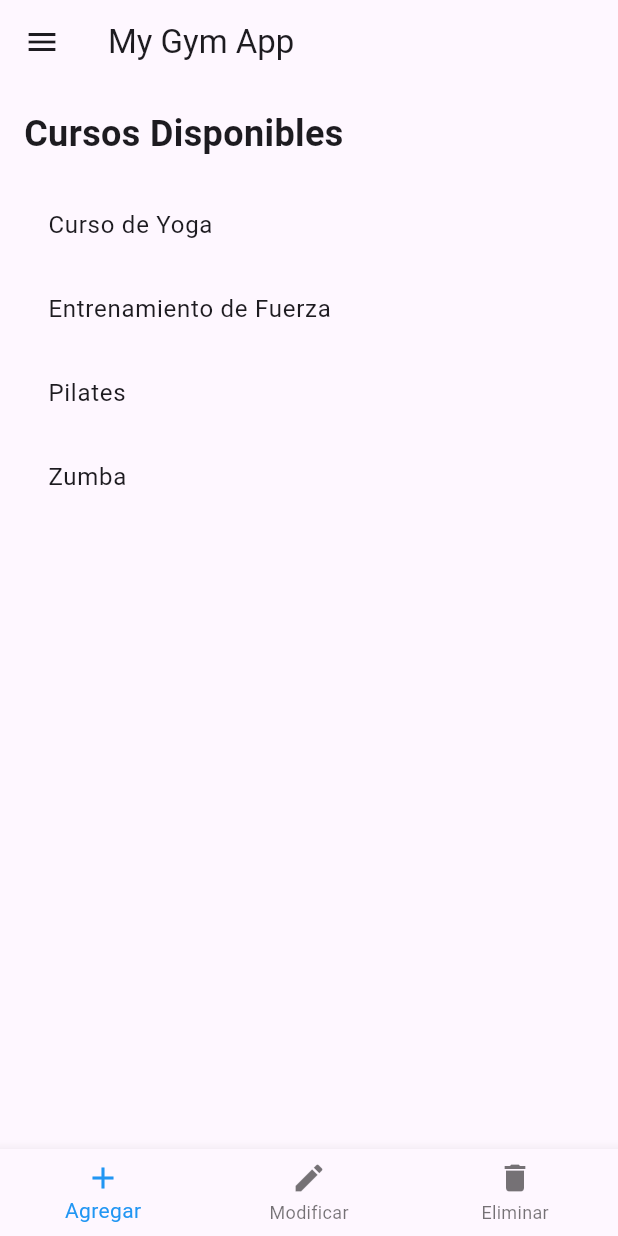
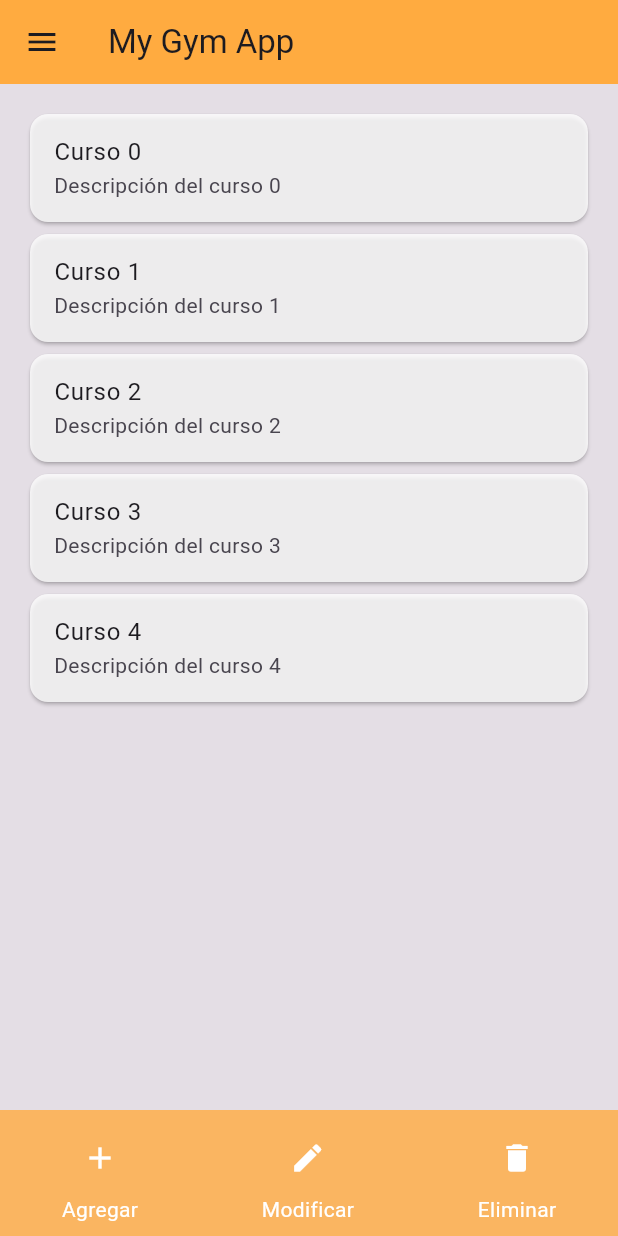
Before and after one commit to diegolopez12/MyGymApp, a Flutter app: the HomeAdminScreen screen opened directly, on a phone screen of 412 x 824 dp. Run offline on Flutter 3.47's test engine with Material 3 defaults, Android fonts, the phone set to English and light mode, and no system bars.

Commit message:
Cambios de la interfaz de home_admin y add_user, todo esta con colores acordes

```diff
--- a/lib/presentation/screens/home_admin_screen.dart
+++ b/lib/presentation/screens/home_admin_screen.dart
@@ -1,32 +1,12 @@
 import 'package:flutter/material.dart';
-import 'add_user_screen.dart';
+import 'package:mygym_app/presentation/screens/add_user_screen.dart';
 
-class HomeAdminScreen extends StatefulWidget {
+class HomeAdminScreen extends StatelessWidget {
   const HomeAdminScreen({super.key});
 
-  @override
-  _HomeAdminScreenState createState() => _HomeAdminScreenState();
-}
-
-class _HomeAdminScreenState extends State<HomeAdminScreen> {
-  int _selectedIndex = 0;
-
-  void _onItemTapped(int index) {
-    setState(() {
-      _selectedIndex = index;
-      // Aquí puedes agregar la lógica para cada acción
-      switch (index) {
-        case 0:
-          // Lógica para agregar un curso
-          break;
-        case 1:
-          // Lógica para modificar un curso
-          break;
-        case 2:
-          // Lógica para eliminar un curso
-          break;
-      }
-    });
+  void _navigateToAddUser(BuildContext context) {
+    // Aquí iría la lógica para navegar a la pantalla de añadir usuario
+     Navigator.push(context, MaterialPageRoute(builder: (context) => const AddUserScreen()));
   }
 
   @override
@@ -34,122 +14,124 @@ class _HomeAdminScreenState extends State<HomeAdminScreen> {
     return Scaffold(
       appBar: AppBar(
         title: const Text('My Gym App'),
-        leading: Builder(
-          builder: (context) => IconButton(
-            icon: const Icon(Icons.menu),
-            onPressed: () {
-              Scaffold.of(context).openDrawer();
-            },
-          ),
-        ),
+        backgroundColor: Colors.orangeAccent,
       ),
       drawer: Drawer(
         child: ListView(
           padding: EdgeInsets.zero,
-          children: <Widget>[
-            Container(
-              height: 80, // Cambia la altura del encabezado aquí
-              padding: const EdgeInsets.all(16.0),
-              decoration: const BoxDecoration(
-                color: Colors.blue,
+          children: [
+            const DrawerHeader(
+              decoration: BoxDecoration(
+                color: Colors.orangeAccent,
               ),
-              child: const Align(
-                alignment: Alignment.centerLeft,
               child: Text(
                 'Menú',
                 style: TextStyle(
-                    fontSize: 18, // Cambia el tamaño de la fuente aquí
                   color: Colors.white,
-                  ),
+                  fontSize: 24,
                 ),
               ),
             ),
             ListTile(
-              title: const Text('Agregar Usuarios'),
+              leading: const Icon(Icons.person_add),
+              title: const Text('Agregar Usuarios', style: TextStyle(fontSize: 16)),
+              dense: true,
               onTap: () {
-                Navigator.of(context).pop(); // Cierra el drawer
-                Navigator.push(
-                  context,
-                  MaterialPageRoute(builder: (context) => const AddUserScreen()),
-                ); // Navega a la pantalla de agregar usuarios
+                Navigator.pop(context);
+                _navigateToAddUser(context);
               },
             ),
             ListTile(
-              title: const Text('Perfil'),
+              leading: const Icon(Icons.person),
+              title: const Text('Perfil', style: TextStyle(fontSize: 16)),
+              dense: true,
               onTap: () {
-                // Acción para ir al perfil
-                Navigator.of(context).pop(); // Cierra el drawer
-                // Aquí puedes añadir la lógica para navegar al perfil
+                // Navegar a la pantalla de perfil
               },
             ),
             ListTile(
-              title: const Text('Salir'),
+              leading: const Icon(Icons.exit_to_app),
+              title: const Text('Salir', style: TextStyle(fontSize: 16)),
+              dense: true,
               onTap: () {
-                // Acción para salir
-                Navigator.of(context).pop(); // Cierra el drawer
-                // Aquí puedes añadir la lógica para salir
+                // Lógica para salir
               },
             ),
           ],
         ),
       ),
-      body: Padding(
+      body: Container(
+        color: Colors.black.withOpacity(0.1),
+        child: Column(
+          children: [
+            Expanded(
+              child: ListView.builder(
                 padding: const EdgeInsets.all(16.0),
-        child: Column(
-          crossAxisAlignment: CrossAxisAlignment.start,
-          children: <Widget>[
-            const Text(
-              'Cursos Disponibles',
-              style: TextStyle(
-                fontSize: 24,
-                fontWeight: FontWeight.bold,
+                itemCount: 5, // Aquí hay que poner el número de cursos desde la base de datos
+                itemBuilder: (context, index) {
+                  return Card(
+                    color: Colors.white.withOpacity(0.8),
+                    child: ListTile(
+                      title: Text('Curso $index'),
+                      subtitle: Text('Descripción del curso $index'),
+                      onTap: () {
+                        // Lógica para ver detalles del curso
+                      },
+                    ),
+                  );
+                },
               ),
             ),
-            const SizedBox(height: 16),
-            Expanded(
-              child: _buildCourseList(),
+            Container(
+              color: Colors.orangeAccent.withOpacity(0.8),
+              child: Padding(
+                padding: const EdgeInsets.symmetric(vertical: 8.0),
+                child: Row(
+                  mainAxisAlignment: MainAxisAlignment.spaceAround,
+                  children: [
+                    Column(
+                      mainAxisSize: MainAxisSize.min,
+                      children: [
+                        IconButton(
+                          icon: const Icon(Icons.add, color: Colors.white),
+                          onPressed: () {
+                            // Lógica para añadir curso
+                          },
+                        ),
+                        const Text('Agregar', style: TextStyle(color: Colors.white)),
+                      ],
+                    ),
+                    Column(
+                      mainAxisSize: MainAxisSize.min,
+                      children: [
+                        IconButton(
+                          icon: const Icon(Icons.edit, color: Colors.white),
+                          onPressed: () {
+                            // Lógica para modificar curso
+                          },
+                        ),
+                        const Text('Modificar', style: TextStyle(color: Colors.white)),
+                      ],
+                    ),
+                    Column(
+                      mainAxisSize: MainAxisSize.min,
+                      children: [
+                        IconButton(
+                          icon: const Icon(Icons.delete, color: Colors.white),
+                          onPressed: () {
+                            // Lógica para eliminar curso
+                          },
+                        ),
+                        const Text('Eliminar', style: TextStyle(color: Colors.white)),
+                      ],
                     ),
                   ],
                 ),
               ),
-      bottomNavigationBar: BottomNavigationBar(
-        items: const <BottomNavigationBarItem>[
-          BottomNavigationBarItem(
-            icon: Icon(Icons.add),
-            label: 'Agregar',
-          ),
-          BottomNavigationBarItem(
-            icon: Icon(Icons.edit),
-            label: 'Modificar',
-          ),
-          BottomNavigationBarItem(
-            icon: Icon(Icons.delete),
-            label: 'Eliminar',
             ),
           ],
-        currentIndex: _selectedIndex,
-        selectedItemColor: Colors.blue,
-        onTap: _onItemTapped,
+        ),
       ),
     );
   }
-
-  Widget _buildCourseList() {
-    // Aquí deberías reemplazar esta lista de ejemplo con la llamada a tu base de datos
-    List<String> courses = [
-      'Curso de Yoga',
-      'Entrenamiento de Fuerza',
-      'Pilates',
-      'Zumba'
-    ];
-
-    return ListView.builder(
-      itemCount: courses.length,
-      itemBuilder: (context, index) {
-        return ListTile(
-          title: Text(courses[index]),
-        );
 }
-    );
-    }
-}
```
Also changed, not shown: lib/presentation/screens/add_user_screen.dart (+69 -10 lines), lib/presentation/screens/login_screen.dart (+8 -4 lines), pubspec.lock. Lines whose indentation alone changed are shown as unchanged.
